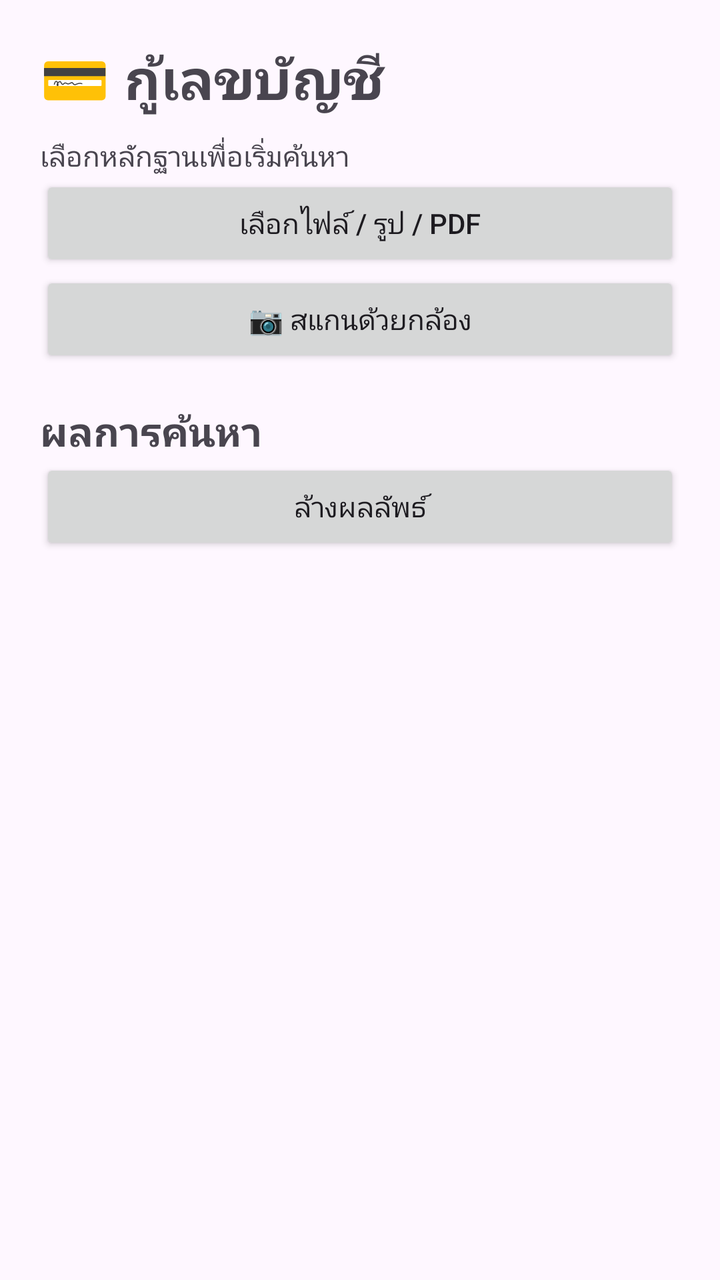
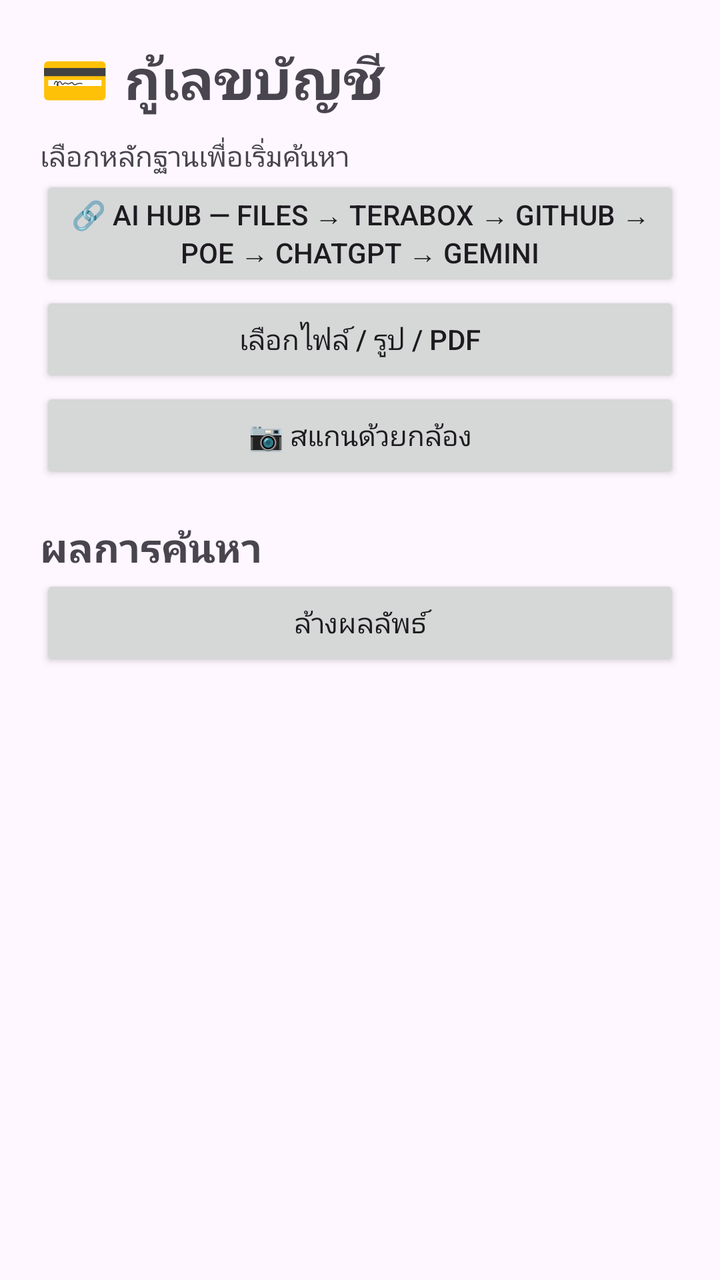

Compare the two renders of this Android layout. The source of the first and the diff that turns it into the second are given below.
<!-- AndroidManifest.xml: application theme Theme.AccountRecovery -->
<!-- res/layout/activity_main.xml -->
<ScrollView xmlns:android="http://schemas.android.com/apk/res/android" android:layout_width="match_parent" android:layout_height="match_parent"><LinearLayout android:orientation="vertical" android:padding="20dp" android:layout_width="match_parent" android:layout_height="wrap_content">
<TextView android:text="💳 กู้เลขบัญชี" android:textSize="28sp" android:textStyle="bold" android:layout_width="match_parent" android:layout_height="wrap_content"/>
<TextView android:id="@+id/status" android:text="เลือกหลักฐานเพื่อเริ่มค้นหา" android:paddingTop="10dp" android:layout_width="match_parent" android:layout_height="wrap_content"/>
<Button android:id="@+id/selectFile" android:text="เลือกไฟล์ / รูป / PDF" android:layout_width="match_parent" android:layout_height="wrap_content"/>
<Button android:id="@+id/camera" android:text="📷 สแกนด้วยกล้อง" android:layout_width="match_parent" android:layout_height="wrap_content"/>
<TextView android:text="ผลการค้นหา" android:textStyle="bold" android:textSize="20sp" android:paddingTop="18dp" android:layout_width="match_parent" android:layout_height="wrap_content"/>
<LinearLayout android:id="@+id/results" android:orientation="vertical" android:layout_width="match_parent" android:layout_height="wrap_content"/>
<Button android:id="@+id/clear" android:text="ล้างผลลัพธ์" android:layout_width="match_parent" android:layout_height="wrap_content"/>
</LinearLayout></ScrollView>
<!-- resources referenced by this layout -->
<resources>
  <style name="Theme.AccountRecovery" parent="Theme.Material3.DayNight.NoActionBar" />
</resources>

<!-- the commit's change to res/layout/activity_main.xml (unified diff, before → after) -->
@@ -1,6 +1,7 @@
 <ScrollView xmlns:android="http://schemas.android.com/apk/res/android" android:layout_width="match_parent" android:layout_height="match_parent"><LinearLayout android:orientation="vertical" android:padding="20dp" android:layout_width="match_parent" android:layout_height="wrap_content">
 <TextView android:text="💳 กู้เลขบัญชี" android:textSize="28sp" android:textStyle="bold" android:layout_width="match_parent" android:layout_height="wrap_content"/>
 <TextView android:id="@+id/status" android:text="เลือกหลักฐานเพื่อเริ่มค้นหา" android:paddingTop="10dp" android:layout_width="match_parent" android:layout_height="wrap_content"/>
+<Button android:id="@+id/aiHubConnections" android:text="🔗 AI Hub — Files → TeraBox → GitHub → Poe → ChatGPT → Gemini" android:layout_width="match_parent" android:layout_height="wrap_content"/>
 <Button android:id="@+id/selectFile" android:text="เลือกไฟล์ / รูป / PDF" android:layout_width="match_parent" android:layout_height="wrap_content"/>
 <Button android:id="@+id/camera" android:text="📷 สแกนด้วยกล้อง" android:layout_width="match_parent" android:layout_height="wrap_content"/>
 <TextView android:text="ผลการค้นหา" android:textStyle="bold" android:textSize="20sp" android:paddingTop="18dp" android:layout_width="match_parent" android:layout_height="wrap_content"/>
